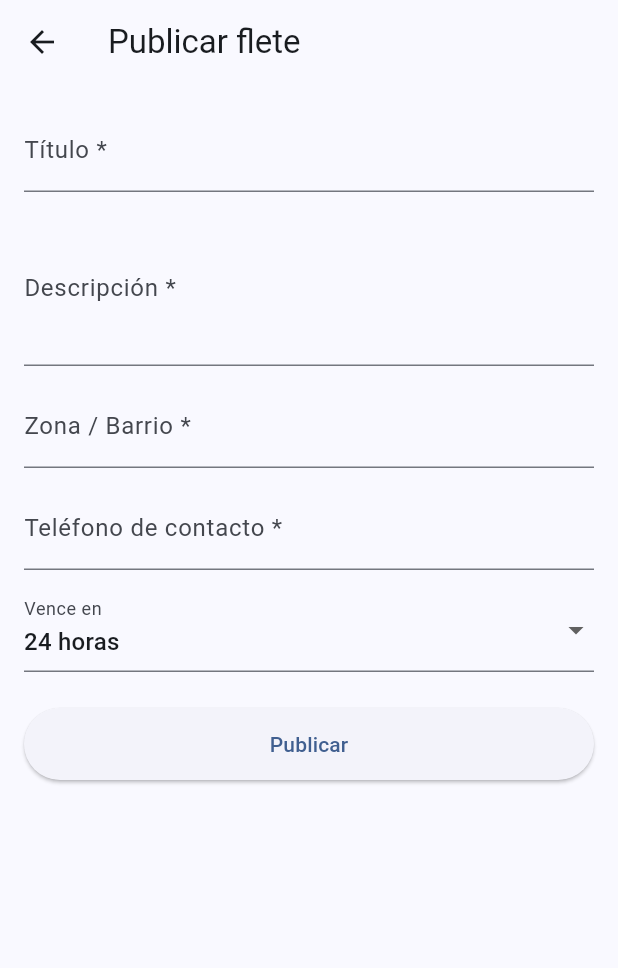
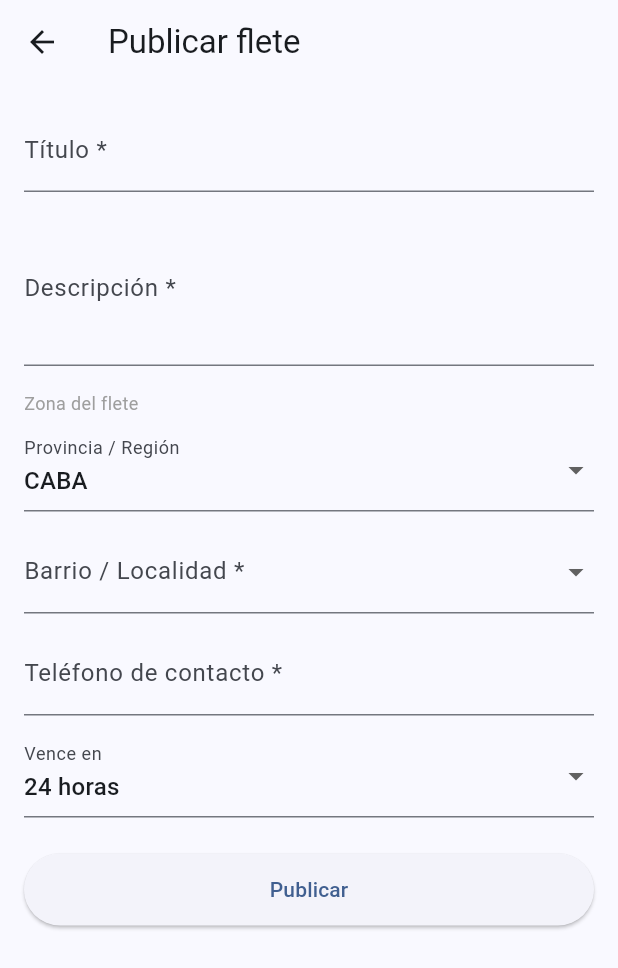
Before and after one commit to EmilianoLeco/EmilianoLeco, a Flutter app: the screen it shows after launch, after a tap on "Publicar flete", on a phone screen of 412 x 824 dp. Shown: the top 968 px of the screen. Run offline on Flutter 3.47's test engine with Material 3 defaults, Android fonts, the phone set to English and light mode, and no system bars; our stand-ins replace cloud_firestore, firebase_core, flutter_riverpod, geolocator, google_maps_flutter, permission_handler; missing offline and left inert: geoflutterfire_plus; accounts and stored records are empty.

Commit message:
feat: Argentina zone filter + Buenos Aires location fallback
- Add province/barrio selector on map (bottom sheet) with 10 provinces
- Location defaults to Buenos Aires when GPS unavailable or denied
- Publish form uses province+barrio dropdowns instead of free text
- Add zoneFilter to Firestore stream (client-side, no extra index)
- Simplify Firestore rules to open read/write for v1

```diff
--- /dev/null
+++ b/lib/core/constants/argentina_zones.dart
@@ -0,0 +1,50 @@
+const Map<String, List<String>> argentinaZones = {
+  'CABA': [
+    'Almagro', 'Balvanera', 'Belgrano', 'Boedo', 'Caballito',
+    'Chacarita', 'Coghlan', 'Colegiales', 'Constitución', 'Flores',
+    'Floresta', 'La Boca', 'Liniers', 'Mataderos', 'Monserrat',
+    'Monte Castro', 'Nueva Pompeya', 'Núñez', 'Palermo', 'Parque Avellaneda',
+    'Parque Chacabuco', 'Parque Chas', 'Parque Patricios', 'Paternal',
+    'Puerto Madero', 'Recoleta', 'Retiro', 'Saavedra', 'San Cristóbal',
+    'San Nicolás', 'San Telmo', 'Versalles', 'Villa Crespo', 'Villa del Parque',
+    'Villa Devoto', 'Villa General Mitre', 'Villa Lugano', 'Villa Luro',
+    'Villa Ortúzar', 'Villa Pueyrredón', 'Villa Real', 'Villa Riachuelo',
+    'Villa Santa Rita', 'Villa Soldati', 'Villa Urquiza', 'Vélez Sársfield',
+  ],
+  'GBA Norte': [
+    'San Isidro', 'Vicente López', 'San Martín', 'Tres de Febrero',
+    'Tigre', 'San Fernando', 'Escobar', 'Pilar', 'Zárate', 'Campana',
+  ],
+  'GBA Sur': [
+    'Lanús', 'Lomas de Zamora', 'Quilmes', 'Avellaneda', 'Berazategui',
+    'Florencio Varela', 'Almirante Brown', 'Esteban Echeverría',
+    'Ezeiza', 'La Matanza', 'Cañuelas', 'Brandsen',
+  ],
+  'GBA Oeste': [
+    'Morón', 'Ituzaingó', 'Merlo', 'Moreno', 'General Rodríguez',
+    'Marcos Paz', 'Luján', 'General Las Heras',
+  ],
+  'Córdoba': [
+    'Centro', 'Nueva Córdoba', 'Alta Córdoba', 'General Paz', 'Argüello',
+    'Villa Carlos Paz', 'Río Cuarto', 'Villa María', 'San Francisco',
+  ],
+  'Rosario': [
+    'Centro', 'Pichincha', 'Abasto', 'Fisherton', 'Belgrano',
+    'Tablada', 'Saladillo', 'Echesortu',
+  ],
+  'Mendoza': [
+    'Ciudad', 'Godoy Cruz', 'Guaymallén', 'Maipú', 'Luján de Cuyo',
+    'San Rafael', 'Las Heras',
+  ],
+  'Tucumán': [
+    'San Miguel', 'Banda del Río Salí', 'Yerba Buena', 'Concepción',
+    'Aguilares',
+  ],
+  'Santa Fe': [
+    'Capital', 'Santo Tomé', 'Recreo', 'Esperanza', 'Rafaela',
+    'Venado Tuerto',
+  ],
+  'Salta': [
+    'Capital', 'Orán', 'Metán', 'Rosario de la Frontera', 'Tartagal',
+  ],
+};
--- a/lib/core/services/firestore_service.dart
+++ b/lib/core/services/firestore_service.dart
@@ -19,11 +19,12 @@ class FirestoreService {
   final CollectionReference<Freight> _freights;
 
   /// Real-time stream of freight within [radiusKm] of [center].
-  /// Status filtering is done client-side to avoid a composite Firestore index in v1.
+  /// Status and zone filtering are client-side to avoid composite Firestore indexes in v1.
   Stream<List<Freight>> nearbyStream({
     required GeoFirePoint center,
     required double radiusKm,
     String? statusFilter,
+    String? zoneFilter,
   }) {
     final geoRef = GeoCollectionReference<Freight>(_freights);
     return geoRef
@@ -38,6 +39,8 @@ class FirestoreService {
           (docs) => docs
               .map((doc) => doc.data()!)
               .where((f) => statusFilter == null || f.status == statusFilter)
+              .where((f) => zoneFilter == null ||
+                  f.zone.toLowerCase() == zoneFilter.toLowerCase())
               .toList(),
         );
   }
--- a/lib/features/freight/publish_freight_controller.dart
+++ b/lib/features/freight/publish_freight_controller.dart
@@ -22,10 +22,6 @@ class PublishNotifier extends Notifier<PublishState> {
     state = PublishState.loading;
     try {
       final geoPoint = await LocationService.instance.currentGeoFirePoint();
-      if (geoPoint == null) {
-        state = PublishState.locationError;
-        return;
-      }
 
       final now = DateTime.now();
       final freight = Freight(
--- a/lib/features/freight/publish_freight_screen.dart
+++ b/lib/features/freight/publish_freight_screen.dart
@@ -1,6 +1,7 @@
 import 'package:flutter/material.dart';
 import 'package:flutter/services.dart';
 import 'package:flutter_riverpod/flutter_riverpod.dart';
+import '../../core/constants/argentina_zones.dart';
 import 'publish_freight_controller.dart';
 
 class PublishFreightScreen extends ConsumerStatefulWidget {
@@ -15,15 +16,16 @@ class _PublishFreightScreenState extends ConsumerState<PublishFreightScreen> {
   final _formKey = GlobalKey<FormState>();
   final _titleCtrl = TextEditingController();
   final _descCtrl = TextEditingController();
-  final _zoneCtrl = TextEditingController();
   final _phoneCtrl = TextEditingController();
   int _expiresHours = 24;
+
+  String _selectedProvince = argentinaZones.keys.first;
+  String? _selectedBarrio;
 
   @override
   void dispose() {
     _titleCtrl.dispose();
     _descCtrl.dispose();
-    _zoneCtrl.dispose();
     _phoneCtrl.dispose();
     super.dispose();
   }
@@ -33,7 +35,7 @@ class _PublishFreightScreenState extends ConsumerState<PublishFreightScreen> {
     await ref.read(publishFreightProvider.notifier).publish(
           title: _titleCtrl.text.trim(),
           description: _descCtrl.text.trim(),
-          zone: _zoneCtrl.text.trim(),
+          zone: _selectedBarrio!,
           contactPhone: _phoneCtrl.text.trim(),
           expiresInHours: _expiresHours,
         );
@@ -42,6 +44,7 @@ class _PublishFreightScreenState extends ConsumerState<PublishFreightScreen> {
   @override
   Widget build(BuildContext context) {
     final publishState = ref.watch(publishFreightProvider);
+    final barrios = argentinaZones[_selectedProvince] ?? [];
 
     ref.listen(publishFreightProvider, (_, next) {
       if (next == PublishState.success) {
@@ -82,6 +85,7 @@ class _PublishFreightScreenState extends ConsumerState<PublishFreightScreen> {
         child: Form(
           key: _formKey,
           child: Column(
+            crossAxisAlignment: CrossAxisAlignment.start,
             children: [
               TextFormField(
                 controller: _titleCtrl,
@@ -97,13 +101,32 @@ class _PublishFreightScreenState extends ConsumerState<PublishFreightScreen> {
                 validator: (v) =>
                     v == null || v.isEmpty ? 'Ingresá la descripción' : null,
               ),
+              const SizedBox(height: 16),
+              const Text('Zona del flete',
+                  style: TextStyle(fontSize: 12, color: Colors.grey)),
+              const SizedBox(height: 8),
+              // Province selector
+              DropdownButtonFormField<String>(
+                value: _selectedProvince,
+                decoration: const InputDecoration(labelText: 'Provincia / Región'),
+                items: argentinaZones.keys
+                    .map((p) => DropdownMenuItem(value: p, child: Text(p)))
+                    .toList(),
+                onChanged: (v) => setState(() {
+                  _selectedProvince = v!;
+                  _selectedBarrio = null;
+                }),
+              ),
               const SizedBox(height: 12),
-              TextFormField(
-                controller: _zoneCtrl,
-                decoration:
-                    const InputDecoration(labelText: 'Zona / Barrio *'),
-                validator: (v) =>
-                    v == null || v.isEmpty ? 'Ingresá la zona' : null,
+              // Barrio selector
+              DropdownButtonFormField<String>(
+                value: _selectedBarrio,
+                decoration: const InputDecoration(labelText: 'Barrio / Localidad *'),
+                items: barrios
+                    .map((b) => DropdownMenuItem(value: b, child: Text(b)))
+                    .toList(),
+                onChanged: (v) => setState(() => _selectedBarrio = v),
+                validator: (v) => v == null ? 'Seleccioná un barrio' : null,
               ),
               const SizedBox(height: 12),
               TextFormField(
--- a/lib/features/location/location_service.dart
+++ b/lib/features/location/location_service.dart
@@ -4,7 +4,10 @@ import 'package:geoflutterfire_plus/geoflutterfire_plus.dart';
 import 'package:geolocator/geolocator.dart';
 import 'package:permission_handler/permission_handler.dart';
 
-final userLocationProvider = FutureProvider<GeoFirePoint?>((ref) async {
+// Buenos Aires centro — fallback cuando no hay GPS
+const _buenosAires = GeoPoint(-34.6037, -58.3816);
+
+final userLocationProvider = FutureProvider<GeoFirePoint>((ref) async {
   return LocationService.instance.currentGeoFirePoint();
 });
 
@@ -12,17 +15,20 @@ class LocationService {
   LocationService._();
   static final instance = LocationService._();
 
-  Future<GeoFirePoint?> currentGeoFirePoint() async {
+  Future<GeoFirePoint> currentGeoFirePoint() async {
     final status = await Permission.locationWhenInUse.request();
-    if (!status.isGranted) return null;
+    if (!status.isGranted) return GeoFirePoint(_buenosAires);
 
-    final position = await Geolocator.getCurrentPosition(
-      desiredAccuracy: LocationAccuracy.high,
-    );
-    return GeoFirePoint(GeoPoint(position.latitude, position.longitude));
+    try {
+      final position = await Geolocator.getCurrentPosition(
+        desiredAccuracy: LocationAccuracy.high,
+      ).timeout(const Duration(seconds: 8));
+      return GeoFirePoint(GeoPoint(position.latitude, position.longitude));
+    } catch (_) {
+      return GeoFirePoint(_buenosAires);
+    }
   }
 
-  /// Continuous stream — stub for future delivery-tracking feature.
   Stream<GeoFirePoint> positionStream() {
     return Geolocator.getPositionStream(
       locationSettings: const LocationSettings(
--- a/lib/features/map/map_controller.dart
+++ b/lib/features/map/map_controller.dart
@@ -7,21 +7,22 @@ final radiusProvider = StateProvider<double>((ref) => 10.0);
 
 final statusFilterProvider = StateProvider<String?>((ref) => null);
 
+final zoneFilterProvider = StateProvider<String?>((ref) => null);
+
 final nearbyFreightProvider = StreamProvider<List<Freight>>((ref) {
   final locationAsync = ref.watch(userLocationProvider);
   final radiusKm = ref.watch(radiusProvider);
   final statusFilter = ref.watch(statusFilterProvider);
+  final zoneFilter = ref.watch(zoneFilterProvider);
   final service = ref.watch(firestoreServiceProvider);
 
   return locationAsync.when(
-    data: (geoPoint) {
-      if (geoPoint == null) return const Stream.empty();
-      return service.nearbyStream(
-        center: geoPoint,
-        radiusKm: radiusKm,
-        statusFilter: statusFilter,
-      );
-    },
+    data: (geoPoint) => service.nearbyStream(
+      center: geoPoint,
+      radiusKm: radiusKm,
+      statusFilter: statusFilter,
+      zoneFilter: zoneFilter,
+    ),
     loading: () => const Stream.empty(),
     error: (_, __) => const Stream.empty(),
   );
--- a/lib/features/map/map_screen.dart
+++ b/lib/features/map/map_screen.dart
@@ -8,6 +8,7 @@ import '../location/location_service.dart';
 import 'map_controller.dart';
 import 'widgets/freight_bottom_sheet.dart';
 import 'widgets/radius_filter_dropdown.dart';
+import 'widgets/zone_filter_sheet.dart';
 
 class MapScreen extends ConsumerStatefulWidget {
   const MapScreen({super.key});
@@ -46,8 +47,7 @@ class _MapScreenState extends ConsumerState<MapScreen> {
   void _onMapCreated(GoogleMapController c) {
     _mapController = c;
     ref.read(userLocationProvider.future).then((gp) {
-      if (gp == null || _mapController == null) return;
-      _mapController!.animateCamera(
+      _mapController?.animateCamera(
         CameraUpdate.newLatLng(
           LatLng(gp.geopoint.latitude, gp.geopoint.longitude),
         ),
@@ -55,10 +55,22 @@ class _MapScreenState extends ConsumerState<MapScreen> {
     });
   }
 
+  void _openZoneFilter() {
+    showModalBottomSheet(
+      context: context,
+      isScrollControlled: true,
+      shape: const RoundedRectangleBorder(
+        borderRadius: BorderRadius.vertical(top: Radius.circular(16)),
+      ),
+      builder: (_) => const ZoneFilterSheet(),
+    );
+  }
+
   @override
   Widget build(BuildContext context) {
     final freightsAsync = ref.watch(nearbyFreightProvider);
     final selected = ref.watch(selectedFreightProvider);
+    final activeZone = ref.watch(zoneFilterProvider);
 
     return Scaffold(
       appBar: AppBar(
@@ -67,9 +79,33 @@ class _MapScreenState extends ConsumerState<MapScreen> {
         foregroundColor: Colors.white,
         actions: [
           const Padding(
-            padding: EdgeInsets.symmetric(horizontal: 8),
+            padding: EdgeInsets.symmetric(horizontal: 4),
             child: RadiusFilterDropdown(),
           ),
+          Stack(
+            alignment: Alignment.center,
+            children: [
+              IconButton(
+                icon: const Icon(Icons.location_city),
+                tooltip: 'Filtrar por zona',
+                onPressed: _openZoneFilter,
+              ),
+              if (activeZone != null)
+                Positioned(
+                  top: 8,
+                  right: 8,
+                  child: Container(
+                    width: 8,
+                    height: 8,
+                    decoration: const BoxDecoration(
+                      color: Colors.amber,
+                      shape: BoxShape.circle,
+                    ),
+                  ),
+                ),
+            ],
+          ),
+          const SizedBox(width: 4),
         ],
       ),
       body: Stack(
@@ -88,6 +124,23 @@ class _MapScreenState extends ConsumerState<MapScreen> {
                 const Center(child: CircularProgressIndicator()),
             error: (e, _) => Center(child: Text('Error: $e')),
           ),
+          if (activeZone != null)
+            Positioned(
+              top: 8,
+              left: 0,
+              right: 0,
+              child: Center(
+                child: Chip(
+                  avatar: const Icon(Icons.location_on, size: 16),
+                  label: Text(activeZone),
+                  deleteIcon: const Icon(Icons.close, size: 16),
+                  onDeleted: () =>
+                      ref.read(zoneFilterProvider.notifier).state = null,
+                  backgroundColor: Colors.white,
+                  elevation: 4,
+                ),
+              ),
+            ),
           if (selected != null)
             Align(
               alignment: Alignment.bottomCenter,
```
Also changed, not shown: lib/features/map/widgets/zone_filter_sheet.dart (added, +110 -0 lines), pubspec.lock (added), 4 other files.
